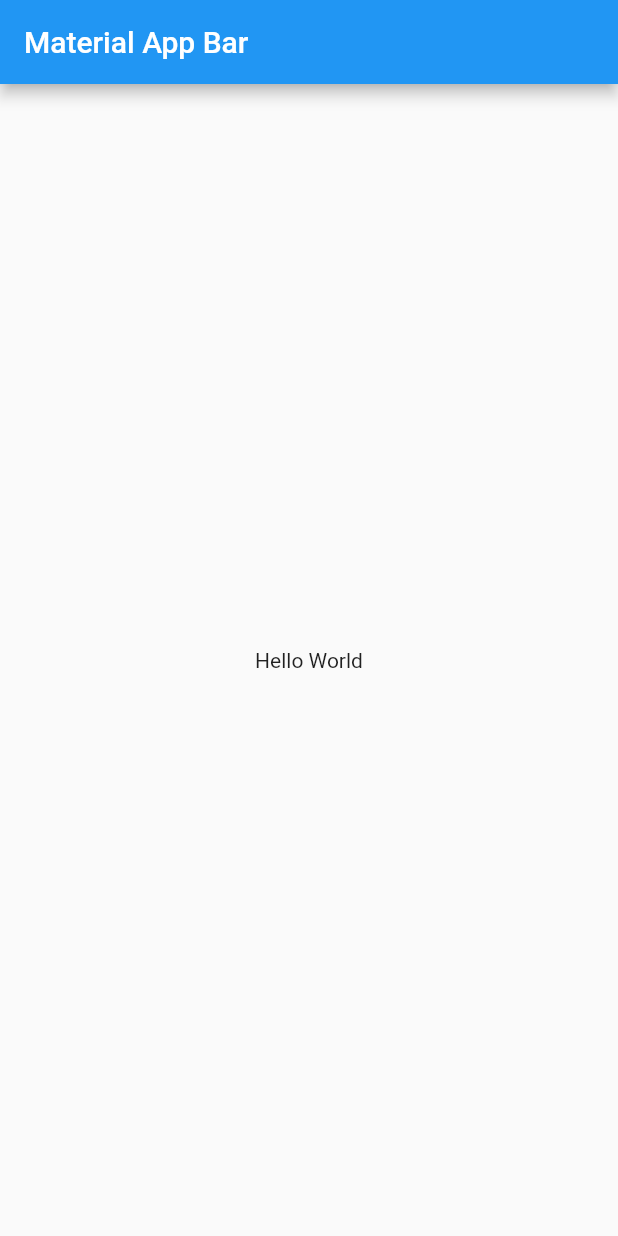
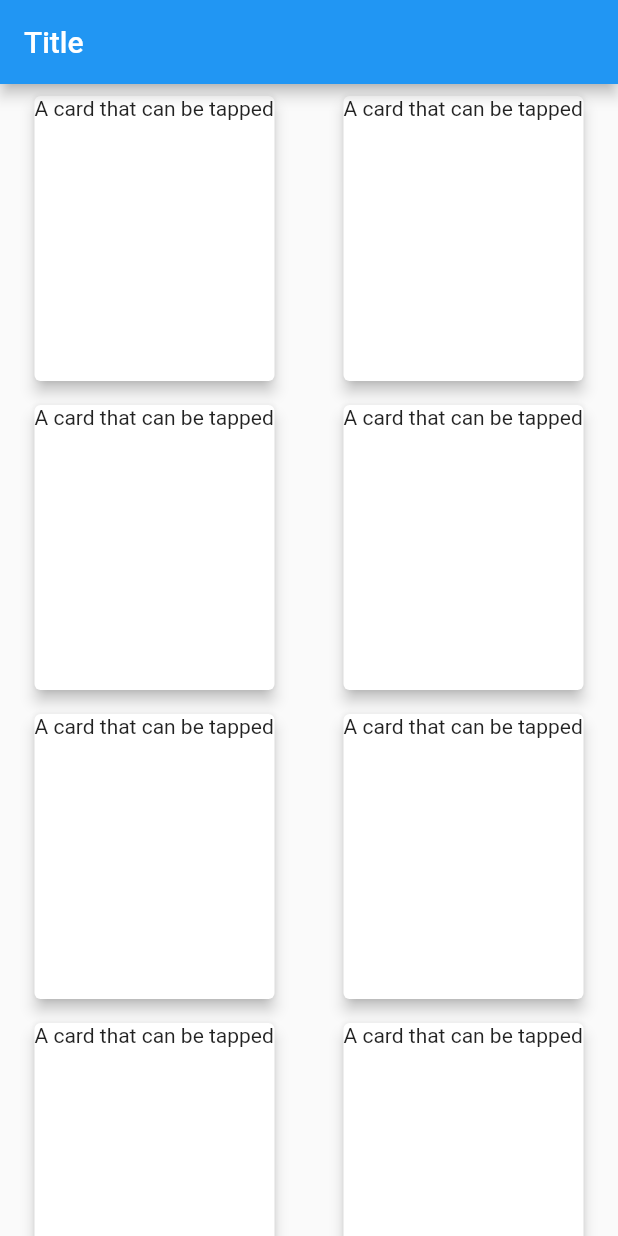
Before and after one commit to AlejoPinto01/AppLibre, a Flutter app: the screen it shows after launch, on a phone screen of 412 x 824 dp. Run offline on Flutter 3.47's test engine with Material 2 defaults, Android fonts, the phone set to English and light mode, and no system bars.

Commit message:
Empezada la cardPage

```diff
--- a/lib/main.dart
+++ b/lib/main.dart
@@ -1,3 +1,4 @@
+import 'package:applibre/src/pages/cupons.dart';
 import 'package:flutter/material.dart';
 
 void main() => runApp(MyApp());
@@ -8,16 +9,7 @@ class MyApp extends StatelessWidget {
     return MaterialApp(
       debugShowCheckedModeBanner: false,
       title: 'Material App',
-      home: Scaffold(
-        appBar: AppBar(
-          title: Text('Material App Bar'),
-        ),
-        body: Center(
-          child: Container(
-            child: Text('Hello World'),
-          ),
-        ),
-      ),
+      home: CuponsPage()
     );
   }
 }
--- a/lib/src/pages/cupons.dart
+++ b/lib/src/pages/cupons.dart
@@ -0,0 +1,33 @@
+import 'package:flutter/material.dart';
+
+class CuponsPage extends StatelessWidget {
+  @override
+  Widget build(BuildContext context) {
+    return Scaffold(
+      appBar: AppBar(
+        title: Text('Title'),
+      ),
+      body: GridView.count(
+        crossAxisCount: 2,
+        children: List.generate(21, (index) {
+          return Center(
+            child: Card(
+              elevation: 4,
+              child: InkWell(
+                splashColor: Colors.blue.withAlpha(30),
+                onTap: () {
+                  debugPrint('Card tapped.');
+                },
+                child: const SizedBox(
+                  width: 160,
+                  height: 190,
+                  child: Text('A card that can be tapped'),
+                ),
+              ),
+            ),
+          );
+        }),
+      ),
+    );
+  }
+}
```
Also changed, not shown: lib/src/pages/home.dart (+8 -0 lines), lib/src/pages/maps.dart (+8 -0 lines), lib/src/pages/menu.dart (+8 -0 lines), lib/src/pages/profile.dart (+8 -0 lines).
